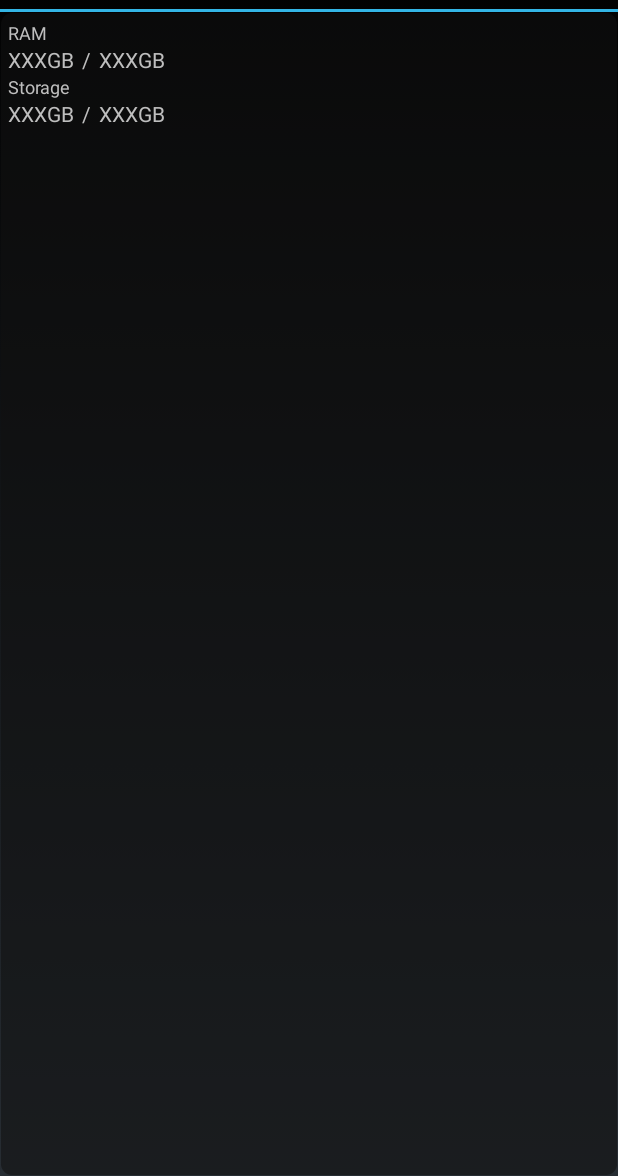
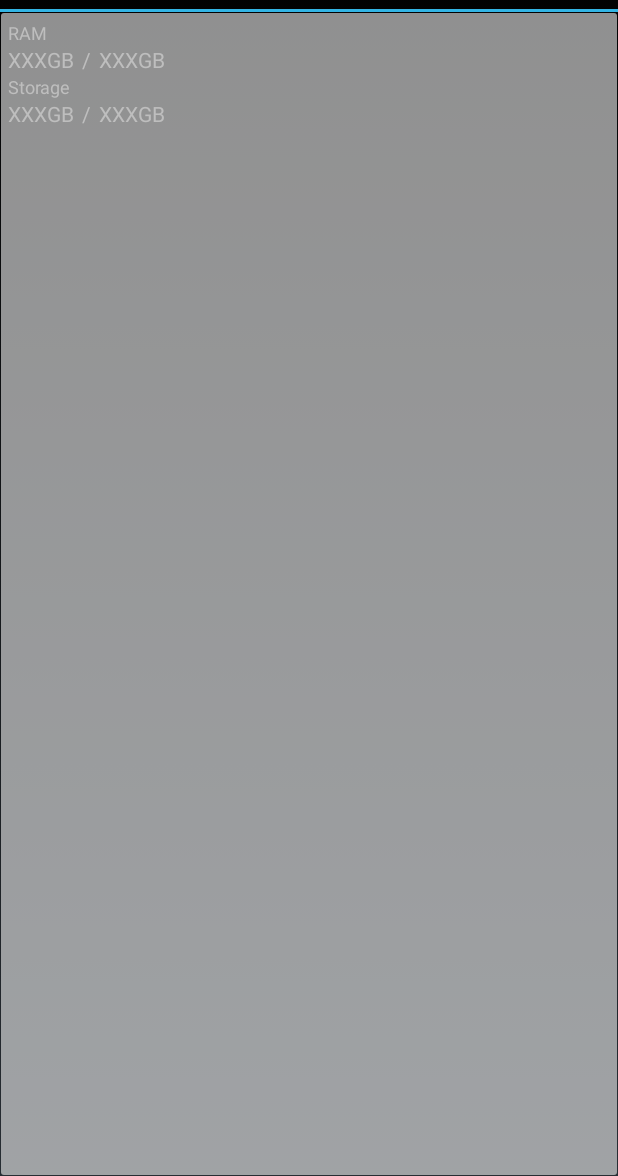
Before and after one commit to yshrsmz/HoloSysinfoWidgetProject, an Android app: the layout sysinfo_widget.xml on its own in the app's theme, with its tools: preview values and no code run, on a phone screen of 412 x 824 dp, the part 60-1236 px from its top. Run offline under Robolectric (Android 15) with nearby library versions, the phone set to English and light mode, and no system bars.

Commit message:
add white theme

```diff
--- a/HoloSysinfoWidget/src/main/res/drawable-hdpi/rounded_widget_bg.xml
+++ b/HoloSysinfoWidget/src/main/res/drawable-hdpi/rounded_widget_bg_white.xml
@@ -1,7 +1,7 @@
 <?xml version="1.0" encoding="UTF-8"?>
 <shape xmlns:android="http://schemas.android.com/apk/res/android">
     <solid
-        android:color="#8f111111"/>
+        android:color="#8fffffff"/>
 
     <stroke
         android:width="1dp"
@@ -14,8 +14,8 @@
         android:bottom="1dp" />
 
     <corners
-        android:bottomRightRadius="7dp"
-        android:bottomLeftRadius="7dp"
-        android:topLeftRadius="7dp"
-        android:topRightRadius="7dp"/>
+        android:bottomRightRadius="2dp"
+        android:bottomLeftRadius="2dp"
+        android:topLeftRadius="2dp"
+        android:topRightRadius="2dp"/>
 </shape>
--- a/HoloSysinfoWidget/src/main/res/layout/sysinfo_widget.xml
+++ b/HoloSysinfoWidget/src/main/res/layout/sysinfo_widget.xml
@@ -4,7 +4,7 @@
     android:orientation="vertical"
     android:layout_width="match_parent"
     android:layout_height="match_parent"
-    android:background="@drawable/rounded_widget_bg"
+    android:background="@drawable/rounded_widget_bg_white"
     android:padding="5dp">
 
     <!-- RAM title -->
```
